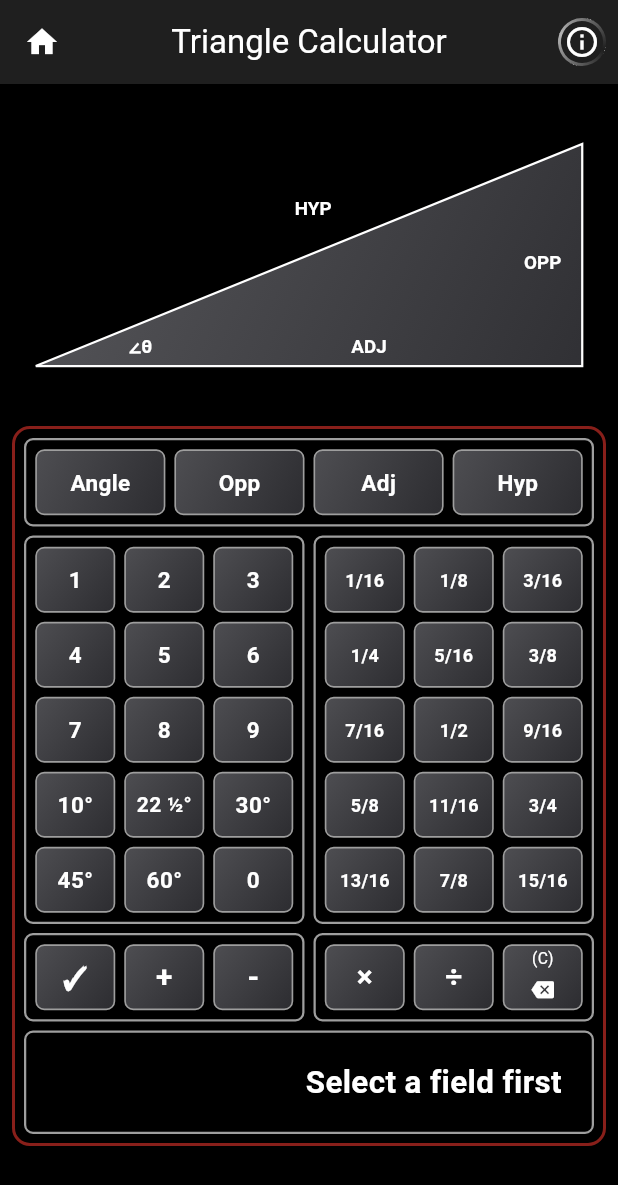
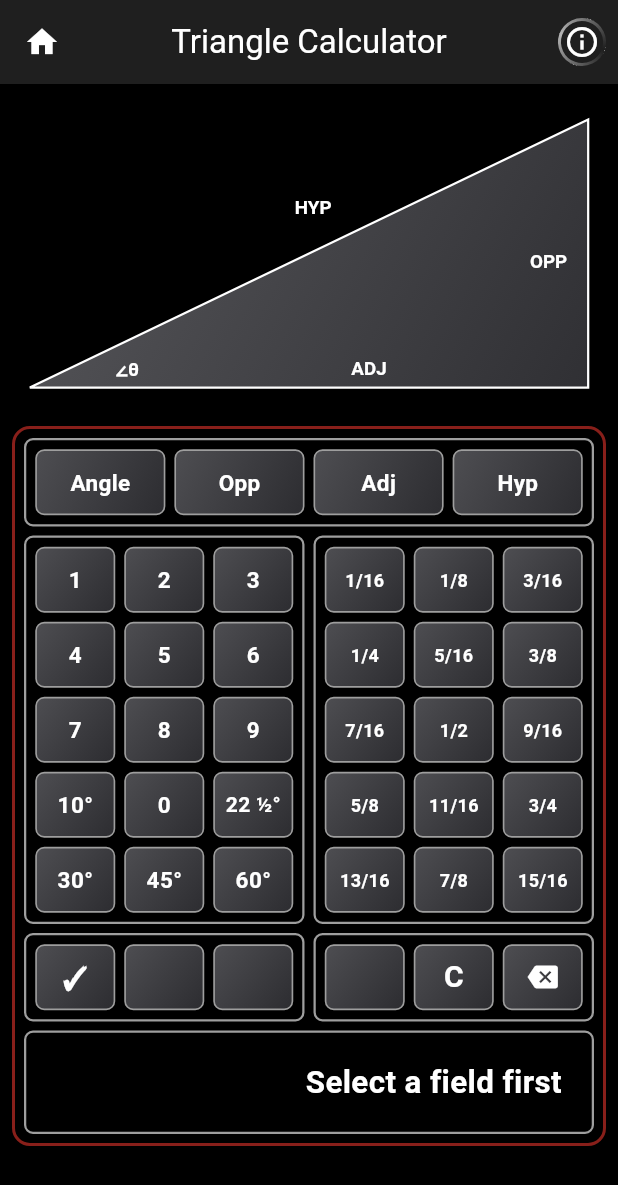
Before and after one commit to jeremystevens33-ship-it/pipe_and_wire_clean, a Flutter app: the TriangleCalculator screen opened directly, after a tap on "10°", on a phone screen of 412 x 824 dp. Shown: the top 1185 px of the screen. Run offline on Flutter 3.47's test engine with Material 3 defaults, Android fonts, the phone set to English and light mode, and no system bars; our stand-ins replace google_fonts, sensors_plus, shared_preferences; missing offline and left inert: fraction; accounts and stored records are empty.

Commit message:
Finalize Triangle Calculator responsive layout, key alignment, and operator bar

```diff
--- a/lib/triangle_calculator.dart
+++ b/lib/triangle_calculator.dart
@@ -68,9 +68,9 @@ class TriangleDiagram extends StatelessWidget {
           final double width = constraints.maxWidth;
           final double height = constraints.maxHeight;
 
-          const double scale = 0.92;
+          const double scale = 0.94;
           final double triangleWidth = width * scale;
-          final double triangleHeight = math.min(triangleWidth * 0.42, math.max(60.0, height - 40));
+          final double triangleHeight = math.min(triangleWidth * 0.48, math.max(75.0, height - 12));
 
           final double hStart = (width - triangleWidth) / 2;
           final double vStart = (height - triangleHeight) / 2;
@@ -165,9 +165,9 @@ class _TriangleDiagramPainter extends CustomPainter {
       ..strokeWidth = 1.5
       ..color = Colors.white;
 
-    const double scale = 0.92; // Back to a larger size to match calculator width
+    const double scale = 0.94;
     final double triangleWidth = size.width * scale;
-    final double triangleHeight = math.min(triangleWidth * 0.42, math.max(60.0, size.height - 40));
+    final double triangleHeight = math.min(triangleWidth * 0.48, math.max(75.0, size.height - 12));
 
     final double hStart = (size.width - triangleWidth) / 2;
     // Vertically center the triangle in the available height
@@ -229,25 +229,22 @@ class _TriangleDiagramPainter extends CustomPainter {
           adjBasePos - const Offset(0, 15)); // The Value
     }
 
-    // --- OPP (Inside Triangle) ---
-    // Moved left to be inside the vertical right side
+    // --- OPP (Inside Triangle, Digit under P, Inch mark extends past P) ---
     final oppBasePos = (A + C) / 2 + Offset(-8 - labelOffset, 5);
     _drawLabelRightAligned(canvas, 'OPP', oppBasePos);
     if (oppValue != null && oppValue!.isNotEmpty) {
-      _drawLabelRightAligned(canvas, oppValue!, oppBasePos + const Offset(0, 15));
-    }
-
-    // --- HYP (Right-Aligned) ---
-    // Moved up and right to be more towards the middle of the hypotenuse
+      _drawLabelRightAligned(canvas, oppValue!, oppBasePos + const Offset(6, 15));
+    }
+
+    // --- HYP (Above Slope, Digit under P, Inch mark extends past P) ---
     final hypBasePos = (B + C) / 2 + Offset(15, -25 - labelOffset);
     _drawLabelRightAligned(canvas, 'HYP', hypBasePos);
     if (hypValue != null && hypValue!.isNotEmpty) {
-      _drawLabelRightAligned(
-          canvas, hypValue!, hypBasePos + const Offset(0, 15));
-    }
-
-    // --- Angle (Moved Right & Aligned with ADJ) ---
-    final angleBasePos = Offset(B.dx + 70, adjBasePos.dy);
+      _drawLabelRightAligned(canvas, hypValue!, hypBasePos + const Offset(6, 15));
+    }
+
+    // --- Angle (Positioned cleanly inside left corner B) ---
+    final angleBasePos = Offset(B.dx + 65, adjBasePos.dy + 1);
     if (angleValue != null && angleValue!.isNotEmpty) {
       _drawLabel(canvas, angleValue!, angleBasePos);
     } else {
@@ -451,14 +448,43 @@ class _TriangleCalculatorState extends State<TriangleCalculator> with TickerProv
     _onTriangleKeyPress(label);
   }
 
-  void _handleKeyLongPress(String label) {
-    if (label == '←') {
-      _clearTriangleState();
-    }
+  bool _commitCurrentFieldInput() {
+    if (_selectedField != null && _triCurrentInput.trim().isNotEmpty) {
+      double val;
+      if (_triCurrentInput == '22 1/2') {
+        val = 22.5;
+      } else {
+        val = _parseToFraction(_triCurrentInput).toDouble();
+      }
+
+      if (val > 0) {
+        _triValues[_selectedField!] = val;
+        _inputHistory.remove(_selectedField);
+        _inputHistory.add(_selectedField!);
+        if (_inputHistory.length > 2) {
+          final fieldToRemove = _inputHistory.removeAt(0);
+          _triValues.remove(fieldToRemove);
+        }
+        final formattedValue = _selectedField == TriangleField.angle
+            ? _formatAngleValue(val)
+            : _formatTriangleResultValue(val);
+        _updateDiagramWithFinalValue(_selectedField!, formattedValue);
+        return true;
+      }
+    }
+    return false;
   }
 
   void _onTriangleFieldSelect(TriangleField field) {
     setState(() {
+      // Auto-commit active input when switching fields without hitting checkmark
+      if (_selectedField != null && _selectedField != field && _triCurrentInput.trim().isNotEmpty) {
+        final committed = _commitCurrentFieldInput();
+        if (committed && _triValues.length >= 2) {
+          _calculateTriangle();
+        }
+      }
+
       if (_isShowingAnswer) {
         _isShowingAnswer = false;
         _isEditingExistingValue = true; // Set flag to handle auto-clear on next keypress
@@ -568,30 +594,7 @@ class _TriangleCalculatorState extends State<TriangleCalculator> with TickerProv
 
     setState(() {
       if (label == '✓' || label == '=') {
-        if (_selectedField != null && _triCurrentInput.isNotEmpty) {
-          double val;
-          if (_triCurrentInput == '22 1/2') {
-            val = 22.5;
-          } else {
-            val = _parseToFraction(_triCurrentInput).toDouble();
-          }
-
-          if (val > 0) {
-            _triValues[_selectedField!] = val;
-            if (_selectedField != null) {
-              _inputHistory.remove(_selectedField);
-              _inputHistory.add(_selectedField!);
-              if (_inputHistory.length > 2) {
-                final fieldToRemove = _inputHistory.removeAt(0);
-                _triValues.remove(fieldToRemove);
-              }
-            }
-            final formattedValue = _selectedField == TriangleField.angle
-                ? _formatAngleValue(val)
-                : _formatTriangleResultValue(val);
-            _updateDiagramWithFinalValue(_selectedField!, formattedValue);
-          }
-        }
+        _commitCurrentFieldInput();
         _triCurrentInput = '';
         _selectedField = null;
         _highlightedKeys.clear();
@@ -969,11 +972,11 @@ class _TriangleCalculatorState extends State<TriangleCalculator> with TickerProv
           // Reserve full results, including Shrink, to avoid jumping after solve.
           // 44px keys, 6px gaps/padding, 1.5px inner and 2px outer borders.
           const calculatorHeight = 532.0;
-          const surroundingSpace = 20.0 + 20.0 + 8.0;
+          const surroundingSpace = 6.0 + 8.0 + 8.0;
           final diagramHeight = (viewport.maxHeight - calculatorHeight - surroundingSpace)
-              .clamp(120.0, 200.0).toDouble();
+              .clamp(145.0, 240.0).toDouble();
           return SingleChildScrollView(
-          padding: const EdgeInsets.fromLTRB(8, 20, 8, 8),
+            padding: const EdgeInsets.fromLTRB(8, 6, 8, 6),
             child: Column(
               mainAxisSize: MainAxisSize.min,
               children: [
@@ -987,7 +990,7 @@ class _TriangleCalculatorState extends State<TriangleCalculator> with TickerProv
                   onFieldTap: _onTriangleFieldSelect,
                 ),
 
-              const SizedBox(height: 20),
+                const SizedBox(height: 8),
 
               Container(
                 width: double.infinity,
@@ -1013,7 +1016,7 @@ class _TriangleCalculatorState extends State<TriangleCalculator> with TickerProv
                     const SizedBox(height: 6),
                     _OperatorBar(
                       onKey: _handleKeyPress,
-                      onLongKey: _handleKeyLongPress,
+                      onClear: _clearTriangleState,
                       isCheckmarkGreen: _isCheckmarkGreen,
                     ),
                     const SizedBox(height: 6),
@@ -1121,18 +1124,19 @@ class _TriangleTopBar extends StatelessWidget {
 }
 
 class _OperatorBar extends StatelessWidget {
-  const _OperatorBar(
-      {this.onKey, this.onLongKey, this.isCheckmarkGreen = false});
+  const _OperatorBar({
+    this.onKey,
+    this.onClear,
+    this.isCheckmarkGreen = false,
+  });
 
   final ValueChanged<String>? onKey;
-  final ValueChanged<String>? onLongKey;
+  final VoidCallback? onClear;
   final bool isCheckmarkGreen;
 
   Widget _opBtn({
     required Widget child,
-    required String op,
     VoidCallback? onTap,
-    VoidCallback? onLongPress,
     bool isConfirm = false,
   }) {
     return Container(
@@ -1152,12 +1156,15 @@ class _OperatorBar extends StatelessWidget {
         color: Colors.transparent,
         child: InkWell(
           onTap: onTap,
-          onLongPress: onLongPress,
           borderRadius: BorderRadius.circular(6),
           child: Center(child: child),
         ),
       ),
     );
+  }
+
+  Widget _emptyBtn() {
+    return _opBtn(child: const SizedBox.shrink());
   }
 
   @override
@@ -1195,38 +1202,22 @@ class _OperatorBar extends StatelessWidget {
 
     final left = [
       _opBtn(
-        op: '✓',
         child: const Text('✓', style: textStyle),
         isConfirm: isCheckmarkGreen,
         onTap: () => onKey?.call('✓'),
       ),
-      _opBtn(op: '+',
-          child: const Text('+', style: textStyle),
-          onTap: () => onKey?.call('+')),
-      _opBtn(op: '-',
-          child: const Text('-', style: textStyle),
-          onTap: () => onKey?.call('-')),
+      _emptyBtn(),
+      _emptyBtn(),
     ];
     final right = [
-      _opBtn(op: '×',
-          child: const Text('×', style: textStyle),
-          onTap: () => onKey?.call('×')),
-      _opBtn(op: '÷',
-          child: const Text('÷', style: textStyle),
-          onTap: () => onKey?.call('÷')),
+      _emptyBtn(),
       _opBtn(
-        op: '←',
+        child: const Text('C', style: textStyle),
+        onTap: () => onClear?.call(),
+      ),
+      _opBtn(
+        child: const Icon(Icons.backspace, size: 20, color: Colors.white),
         onTap: () => onKey?.call('←'),
-        onLongPress: () => onLongKey?.call('←'),
-        child: const Column(
-          mainAxisAlignment: MainAxisAlignment.center,
-          children: [
-            Text('(C)', style: TextStyle(
-                height: 0.7, color: Colors.white, fontSize: 10.5)),
-            SizedBox(height: 10),
-            Icon(Icons.backspace, size: 15, color: Colors.white),
-          ],
-        ),
       ),
     ];
 
@@ -1558,15 +1549,22 @@ class _RulerPadState extends State<RulerPad> {
         final halfLimit = (contentW - centerGutter) / 2;
         final gridW = halfLimit;
 
-        final numbers = List.generate(10, (i) => (i + 1).toString());
-        numbers[9] = '0';
-
         final numPad = <Widget>[
-          for (int i = 1; i <= 10; i++)
+          for (int i = 1; i <= 9; i++)
             _textBtn(
-              i == 10 ? '10°' : i.toString(),
+              i.toString(),
               active: _selectedKeys.contains(i.toString()),
               onTap: () => widget.onKey?.call(i.toString()),
+            ),
+          _textBtn(
+            '10°',
+            active: _selectedKeys.contains('10'),
+            onTap: () => widget.onKey?.call('10'),
+          ),
+          _textBtn(
+            '0',
+            active: _selectedKeys.contains('0'),
+            onTap: () => widget.onKey?.call('0'),
           ),
           _textBtn(
             '22 ½°',
@@ -1588,11 +1586,6 @@ class _RulerPadState extends State<RulerPad> {
             '60°',
             active: _selectedKeys.contains('60'),
             onTap: () => widget.onKey?.call('60'),
-          ),
-          _textBtn(
-            '0',
-            active: _selectedKeys.contains('0'),
-            onTap: () => widget.onKey?.call('0'),
           ),
         ];
 
```
Also changed, not shown: 2 other files. Lines whose indentation alone changed are shown as unchanged.
